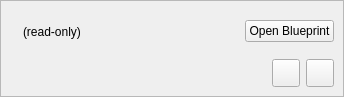
bohdon/maya-pulse, file resources/build_toolbar.ui: the form before one commit.
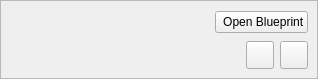
The form after the commit. Icons and pictures are not drawn.

Commit message: convert blueprint settings widget to designer ui, add icon for open blueprint

Diff of the .ui file:
```diff
--- a/resources/build_toolbar.ui
+++ b/resources/build_toolbar.ui
@@ -6,8 +6,8 @@
    <rect>
     <x>0</x>
     <y>0</y>
-    <width>344</width>
-    <height>97</height>
+    <width>318</width>
+    <height>79</height>
    </rect>
   </property>
   <property name="windowTitle">
@@ -113,7 +113,7 @@
          </layout>
         </widget>
         <widget class="QWidget" name="rig_page">
-         <layout class="QHBoxLayout" name="horizontalLayout" stretch="0,1,0">
+         <layout class="QHBoxLayout" name="horizontalLayout" stretch="1,0">
           <property name="leftMargin">
            <number>0</number>
           </property>
@@ -128,28 +128,31 @@
           </property>
           <item>
            <widget class="QLabel" name="rig_name_label">
+            <property name="font">
+             <font>
+              <weight>75</weight>
+              <bold>true</bold>
+             </font>
+            </property>
             <property name="text">
              <string>&lt;Rig Name&gt;</string>
             </property>
-            <property name="cssClasses" stdset="0">
-             <string>title</string>
-            </property>
-           </widget>
-          </item>
-          <item>
-           <widget class="QLabel" name="label">
-            <property name="text">
-             <string>(read-only)</string>
-            </property>
-            <property name="cssClasses" stdset="0">
-             <string>help title</string>
-            </property>
            </widget>
           </item>
           <item>
            <widget class="QPushButton" name="open_blueprint_btn">
             <property name="text">
-             <string>Open Blueprint</string>
+             <string> Open Blueprint</string>
+            </property>
+            <property name="icon">
+             <iconset resource="resources.qrc">
+              <normaloff>:/res/angle_left.svg</normaloff>:/res/angle_left.svg</iconset>
+            </property>
+            <property name="iconSize">
+             <size>
+              <width>14</width>
+              <height>14</height>
+             </size>
             </property>
            </widget>
           </item>
```
Left out of the diff: 13 changed lines with no effect on the pictures. The commit also changes 16 other files.
